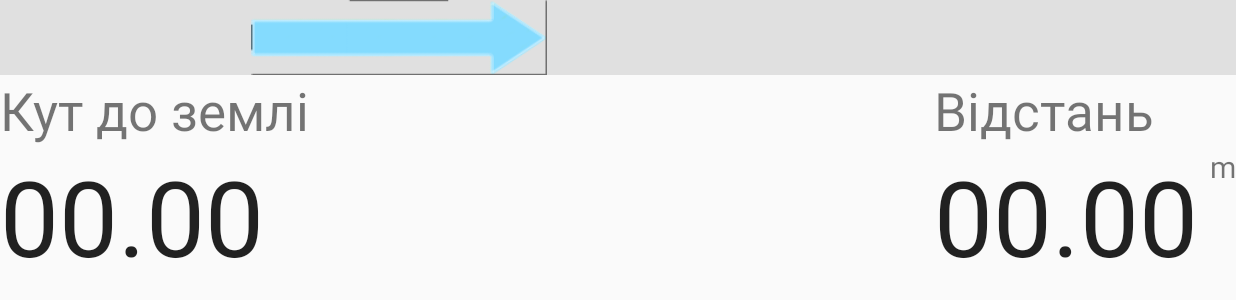
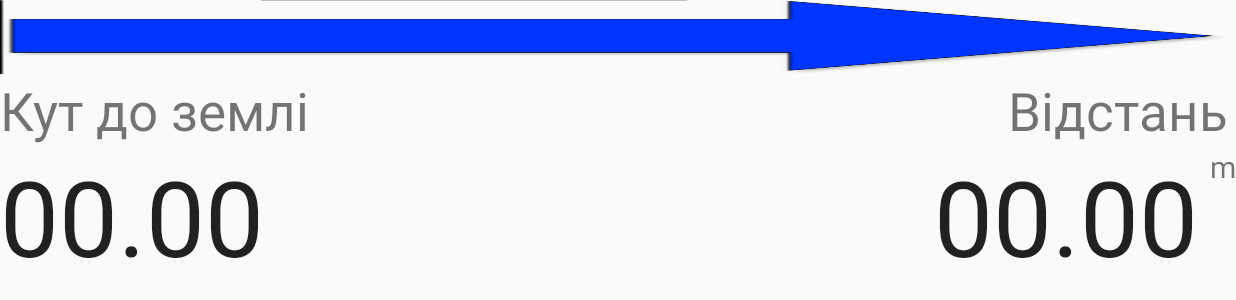
Before and after one commit to 3lolo/dalnometr, an Android app: the DalCalibrActivity screen opened directly, with no data from a screen before it, on a phone screen of 824 x 412 dp (held sideways). Shown: the top 300 px of the screen. Run offline under Robolectric (Android 15) with nearby library versions, the phone set to English and light mode, and no system bars; pictures from the network do not load.

Commit message:
fix picture

```diff
--- a/app/src/main/res/layout-large-land/activity_meter.xml
+++ b/app/src/main/res/layout-large-land/activity_meter.xml
@@ -7,26 +7,21 @@
         xmlns:android="http://schemas.android.com/apk/res/android"
         android:id="@+id/toolbar"
         android:layout_width="match_parent"
-        android:background="@color/colorPrimary"
+        android:background="@drawable/arrow2"
         android:layout_height="70dp">
-
-        <ImageView
-            android:layout_width="match_parent"
-            android:layout_height="match_parent"
-            android:id="@+id/imageView2"
-            android:src="@mipmap/arrow2"/>
 
     </android.support.v7.widget.Toolbar>
     <TextView
         android:layout_width="wrap_content"
         android:layout_height="wrap_content"
         android:textAppearance="?android:attr/textAppearanceSmall"
-        android:text="Висота"
+        android:text="Вiдстань"
+        android:layout_marginRight="5dp"
         android:id="@+id/textView10"
         android:textSize="50dp"
-        android:layout_above="@+id/angleValue"
-        android:layout_toRightOf="@+id/textView"
-        android:layout_toEndOf="@+id/textView" />
+        android:layout_below="@+id/toolbar"
+        android:layout_alignParentRight="true"
+        android:visibility="visible" />
 
     <TextView
         android:layout_width="wrap_content"
@@ -75,7 +70,10 @@
         android:layout_height="match_parent"
         android:onClick="onClick"
         android:visibility="visible"
-        android:id="@+id/layer">
+        android:id="@+id/layer"
+        android:layout_alignParentTop="true"
+        android:layout_alignParentLeft="true"
+        android:layout_alignParentStart="true">
 
     </RelativeLayout>
 
--- a/app/src/main/res/layout-normal-land/activity_meter.xml
+++ b/app/src/main/res/layout-normal-land/activity_meter.xml
@@ -10,15 +10,7 @@
         android:id="@+id/toolbar"
         android:layout_width="match_parent"
         android:layout_height="50dp"
-        android:background="@color/colorPrimary">
-
-        <ImageView
-            android:layout_width="500dp"
-            android:layout_height="match_parent"
-            android:id="@+id/imageView2"
-            android:src="@mipmap/arrow2"
-            android:layout_alignParentLeft="true"
-            android:layout_alignParentStart="true" />
+        android:background="@drawable/arrow2">
 
     </android.support.v7.widget.Toolbar>
     <TextView
@@ -26,11 +18,11 @@
         android:layout_height="wrap_content"
         android:textAppearance="?android:attr/textAppearanceSmall"
         android:text="Відстань"
+        android:layout_marginRight="5dp"
         android:id="@+id/textView10"
         android:textSize="35dp"
         android:layout_alignTop="@+id/textView"
-        android:layout_alignLeft="@+id/heightValue"
-        android:layout_alignStart="@+id/heightValue" />
+        android:layout_alignParentRight="true"/>
 
     <TextView
         android:layout_width="wrap_content"
--- a/app/src/main/res/layout-xlarge-land/activity_meter.xml
+++ b/app/src/main/res/layout-xlarge-land/activity_meter.xml
@@ -10,27 +10,19 @@
         android:id="@+id/toolbar"
         android:layout_width="match_parent"
         android:layout_height="100dp"
-        android:background="@color/colorPrimary">
-
-        <ImageView
-            android:layout_width="match_parent"
-            android:layout_height="match_parent"
-            android:id="@+id/imageView2"
-            android:src="@mipmap/arrow2"
-            android:layout_alignParentLeft="true"
-            android:layout_alignParentStart="true" />
+        android:background="@drawable/arrow2">
 
     </android.support.v7.widget.Toolbar>
     <TextView
         android:layout_width="wrap_content"
         android:layout_height="wrap_content"
         android:textAppearance="?android:attr/textAppearanceSmall"
-        android:text="Висота"
+        android:text="Вiдстань"
+        android:layout_marginRight="5dp"
         android:id="@+id/textView10"
         android:textSize="70dp"
         android:layout_below="@+id/toolbar"
-        android:layout_alignLeft="@+id/heightValue"
-        android:layout_alignStart="@+id/heightValue" />
+        android:layout_alignParentRight="true" />
 
     <TextView
         android:layout_width="wrap_content"
```
Also changed, not shown: app/src/main/res/layout-large-land/activity_metering2.xml (+4 -10 lines), app/src/main/res/layout-normal-land/activity_metering2.xml (+4 -10 lines), app/src/main/res/layout-xlarge-land/activity_metering2.xml (+4 -10 lines), app/src/main/res/drawable/arrow.png (added), app/src/main/res/drawable/arrow2.png (added).
